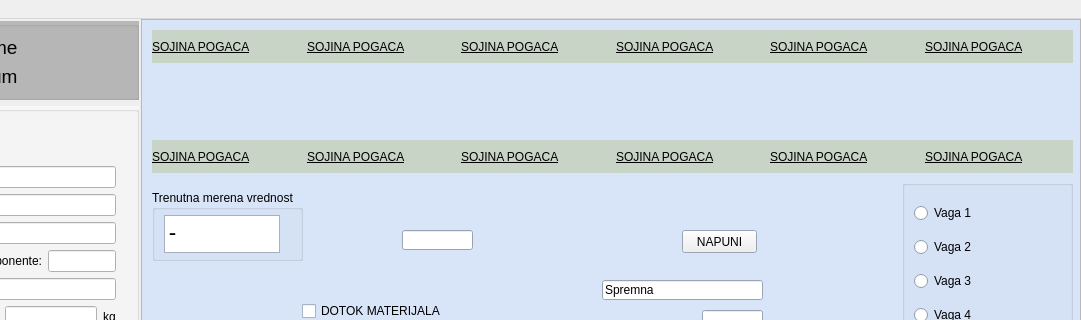
Above: ui/automainwindow.ui from nikolakn/biovita before the change; both pictures show x 159 to 1240 and y 0 to 320 of the 1240 by 878 pixel window. Below: the same form after it.
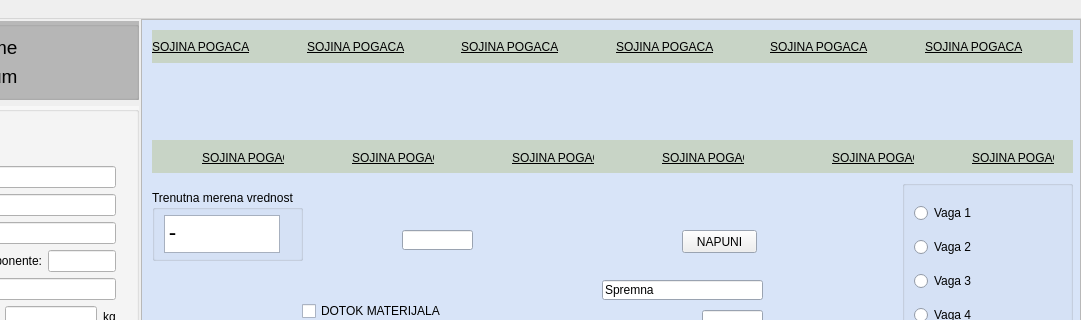
That is the form after the change. Custom widgets are drawn as their Qt base class.

What changed in the file:
```diff
--- a/ui/automainwindow.ui
+++ b/ui/automainwindow.ui
@@ -1008,11 +1008,15 @@
           <property name="autoFillBackground">
            <bool>true</bool>
           </property>
-          <layout class="QHBoxLayout" name="horizontalLayout_13">
-           <item>
-            <layout class="QHBoxLayout" name="horizontalLayout_14">
-             <item>
-              <widget class="QLabel" name="label_17">
+          <widget class="QLabel" name="label_bin7">
+           <property name="geometry">
+            <rect>
+             <x>50</x>
+             <y>10</y>
+             <width>82</width>
+             <height>16</height>
+            </rect>
+           </property>
                <property name="font">
                 <font>
                  <underline>true</underline>
@@ -1022,9 +1026,15 @@
                 <string>SOJINA POGACA</string>
                </property>
               </widget>
-             </item>
-             <item>
-              <widget class="QLabel" name="label_18">
+          <widget class="QLabel" name="label_bin8">
+           <property name="geometry">
+            <rect>
+             <x>200</x>
+             <y>10</y>
+             <width>82</width>
+             <height>16</height>
+            </rect>
+           </property>
                <property name="font">
                 <font>
                  <underline>true</underline>
@@ -1034,9 +1044,15 @@
                 <string>SOJINA POGACA</string>
                </property>
               </widget>
-             </item>
-             <item>
-              <widget class="QLabel" name="label_19">
+          <widget class="QLabel" name="label_bin9">
+           <property name="geometry">
+            <rect>
+             <x>360</x>
+             <y>10</y>
+             <width>82</width>
+             <height>16</height>
+            </rect>
+           </property>
                <property name="font">
                 <font>
                  <underline>true</underline>
@@ -1046,9 +1062,15 @@
                 <string>SOJINA POGACA</string>
                </property>
               </widget>
-             </item>
-             <item>
-              <widget class="QLabel" name="label_20">
+          <widget class="QLabel" name="label_bin10">
+           <property name="geometry">
+            <rect>
+             <x>510</x>
+             <y>10</y>
+             <width>82</width>
+             <height>16</height>
+            </rect>
+           </property>
                <property name="font">
                 <font>
                  <underline>true</underline>
@@ -1058,9 +1080,15 @@
                 <string>SOJINA POGACA</string>
                </property>
               </widget>
-             </item>
-             <item>
-              <widget class="QLabel" name="label_21">
+          <widget class="QLabel" name="label_bin11">
+           <property name="geometry">
+            <rect>
+             <x>680</x>
+             <y>10</y>
+             <width>82</width>
+             <height>16</height>
+            </rect>
+           </property>
                <property name="font">
                 <font>
                  <underline>true</underline>
@@ -1070,9 +1098,15 @@
                 <string>SOJINA POGACA</string>
                </property>
               </widget>
-             </item>
-             <item>
-              <widget class="QLabel" name="label_22">
+          <widget class="QLabel" name="label_bin12">
+           <property name="geometry">
+            <rect>
+             <x>820</x>
+             <y>10</y>
+             <width>82</width>
+             <height>16</height>
+            </rect>
+           </property>
                <property name="font">
                 <font>
                  <underline>true</underline>
@@ -1082,10 +1116,6 @@
                 <string>SOJINA POGACA</string>
                </property>
               </widget>
-             </item>
-            </layout>
-           </item>
-          </layout>
          </widget>
         </widget>
        </widget>
```
Left out of the diff: 27 changed lines with no effect on the pictures. Lines whose indentation alone changed are shown as unchanged.
